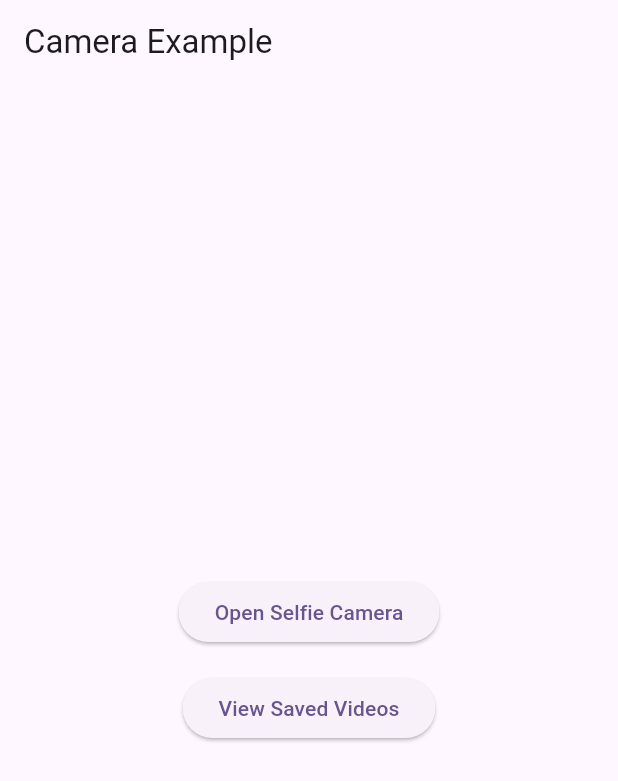
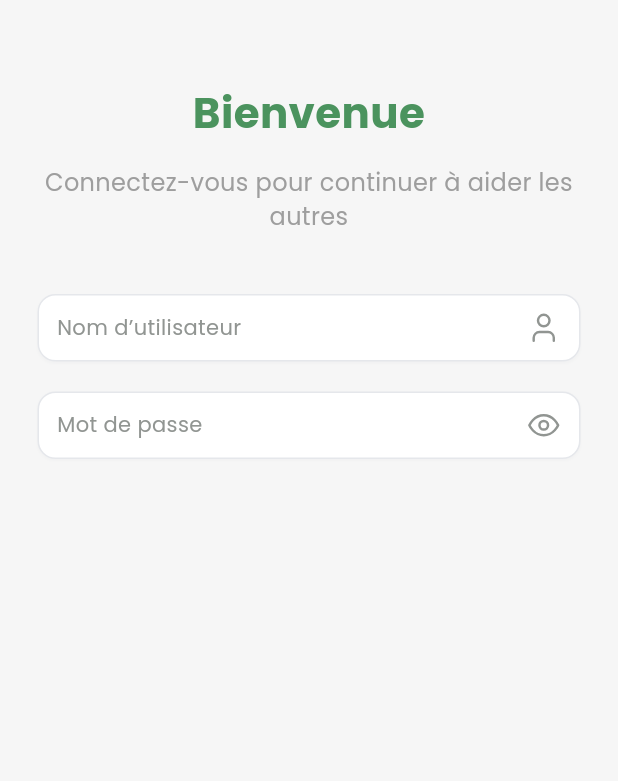
Before and after one commit to whales-team-jucktionXalgeries/al_insan_mobile_app, a Flutter app: the screen it shows after launch, on a phone screen of 412 x 824 dp. Shown: the top 781 px of the screen. Run offline on Flutter 3.47's test engine with Material 3 defaults, Android fonts, the phone set to English and light mode, and no system bars; our stand-ins replace camera, flutter_svg, gallery_saver, supabase_flutter, video_player; accounts and stored records are empty.

Commit message:
welcome page

```diff
--- a/front-end/components/welcome_input.dart
+++ b/front-end/lib/components/welcome_input.dart
@@ -1,8 +1,9 @@
+import 'package:al_insan_app_front/theme/colors.dart';
 import 'package:flutter/material.dart';
 
 class WelcomeInput extends StatelessWidget {
   final String text;
-  final IconData icon;
+  final Widget icon;
 
   const WelcomeInput({
     Key? key,
@@ -16,17 +17,17 @@ class WelcomeInput extends StatelessWidget {
       width: double.infinity,
       padding: const EdgeInsets.symmetric(horizontal: 12, vertical: 10),
       decoration: ShapeDecoration(
-        color: Colors.white,
+        color: AppColors.surface,
         shape: RoundedRectangleBorder(
           side: const BorderSide(
             width: 1,
-            color: Color(0xFFE5E7EB),
+            color: AppColors.border,
           ),
           borderRadius: BorderRadius.circular(12),
         ),
         shadows: const [
           BoxShadow(
-            color: Color(0x051D293D),
+            color: AppColors.shadow,
             blurRadius: 0.5,
             offset: Offset(0, 1),
             spreadRadius: 0.05,
@@ -40,8 +41,8 @@ class WelcomeInput extends StatelessWidget {
             child: Text(
               text,
               style: const TextStyle(
-                color: Color(0xFF919592),
-                fontSize: 15,
+                color: AppColors.placeholder,
+                fontSize: 14,
                 fontFamily: 'Poppins',
                 fontWeight: FontWeight.w400,
                 height: 1.33,
@@ -51,11 +52,7 @@ class WelcomeInput extends StatelessWidget {
           SizedBox(
             width: 23,
             height: 23,
-            child: Icon(
-              icon,
-              size: 23,
-              color: Colors.black, // or any color you prefer
-            ),
+            child: icon,
           ),
         ],
       ),
--- a/front-end/lib/pages/welcome.dart
+++ b/front-end/lib/pages/welcome.dart
@@ -0,0 +1,79 @@
+import 'package:al_insan_app_front/theme/colors.dart';
+import 'package:flutter/material.dart';
+import '../../components/welcome_input.dart';
+import 'package:flutter_svg/flutter_svg.dart';
+
+class WelcomePage extends StatelessWidget {
+  const WelcomePage({super.key});
+
+  @override
+  Widget build(BuildContext context) {
+    return Scaffold(
+      backgroundColor: const Color(0xFFF6F6F6),
+      body: Padding(
+        padding: const EdgeInsets.all(25.0),
+        child: Column(
+
+          mainAxisAlignment: MainAxisAlignment.start,
+          children: [
+
+            const SizedBox(height: 30),
+
+            // Title
+            const Text(
+              'Bienvenue',
+              style: TextStyle(
+                fontSize: 28,
+                fontFamily: 'Poppins',
+                fontWeight: FontWeight.w700,
+                color: AppColors.primary,
+              ),
+              textAlign: TextAlign.center,
+            ),
+            const SizedBox(height: 15),
+
+            // Subtitle
+            const Text(
+              'Connectez-vous pour continuer à aider les autres',
+              style: TextStyle(
+                fontSize: 16,
+                fontFamily: 'Poppins',
+                fontWeight: FontWeight.w400,
+                color: Colors.grey,
+              ),
+              textAlign: TextAlign.center,
+            ),
+            const SizedBox(height: 40),
+
+            // Confirm Button
+            WelcomeInput(
+                text: "Nom d’utilisateur",
+                icon: SvgPicture.asset(
+                'assets/icons/user.svg',
+                width: 23,
+                height: 23,
+                fit: BoxFit.scaleDown,
+
+              ),
+              ),
+              const SizedBox(height: 20),
+              WelcomeInput(
+                text: "Mot de passe",
+                icon: SvgPicture.asset(
+                'assets/icons/eye.svg',
+                width: 23,
+                height: 23,
+                fit: BoxFit.scaleDown,
+
+              ),
+
+              ),
+              const SizedBox(height: 16),
+
+
+          ],
+        ),
+      ),
+    );
+  }
+}
--- a/front-end/lib/theme/colors.dart
+++ b/front-end/lib/theme/colors.dart
@@ -7,5 +7,5 @@ class AppColors {
   static const surface = Colors.white;
   static const border = Color(0xFFE5E7EB);
   static const shadow = Color(0x051D293D);
-
+  static const placeholder = Color(0xFF919592);
 }
--- a/front-end/pubspec.yaml
+++ b/front-end/pubspec.yaml
@@ -38,6 +38,7 @@ dependencies:
   connectivity_plus: ^6.0.3
   http: ^0.13.3
   supabase_flutter: ^1.10.23
+  flutter_svg: ^2.0.9
 
   # The following adds the Cupertino Icons font to your application.
   # Use with the CupertinoIcons class for iOS style icons.
@@ -65,9 +66,8 @@ flutter:
   uses-material-design: true
 
   # To add assets to your application, add an assets section, like this:
-  # assets:
-  #   - images/a_dot_burr.jpeg
-  #   - images/a_dot_ham.jpeg
+  assets:
+    - assets/icons/
 
   # An image asset can refer to one or more resolution-specific "variants", see
   # https://flutter.dev/to/resolution-aware-images
```
Also changed, not shown: front-end/lib/components/big_buttons.dart (added, +46 -0 lines), front-end/lib/components/register_input.dart (added, +28 -0 lines), front-end/lib/main.dart (+8 -192 lines), front-end/assets/icons/eye.svg (added), front-end/assets/icons/user.svg (added), front-end/lib/components/small_buttons.dart (added), front-end/pubspec.lock.
